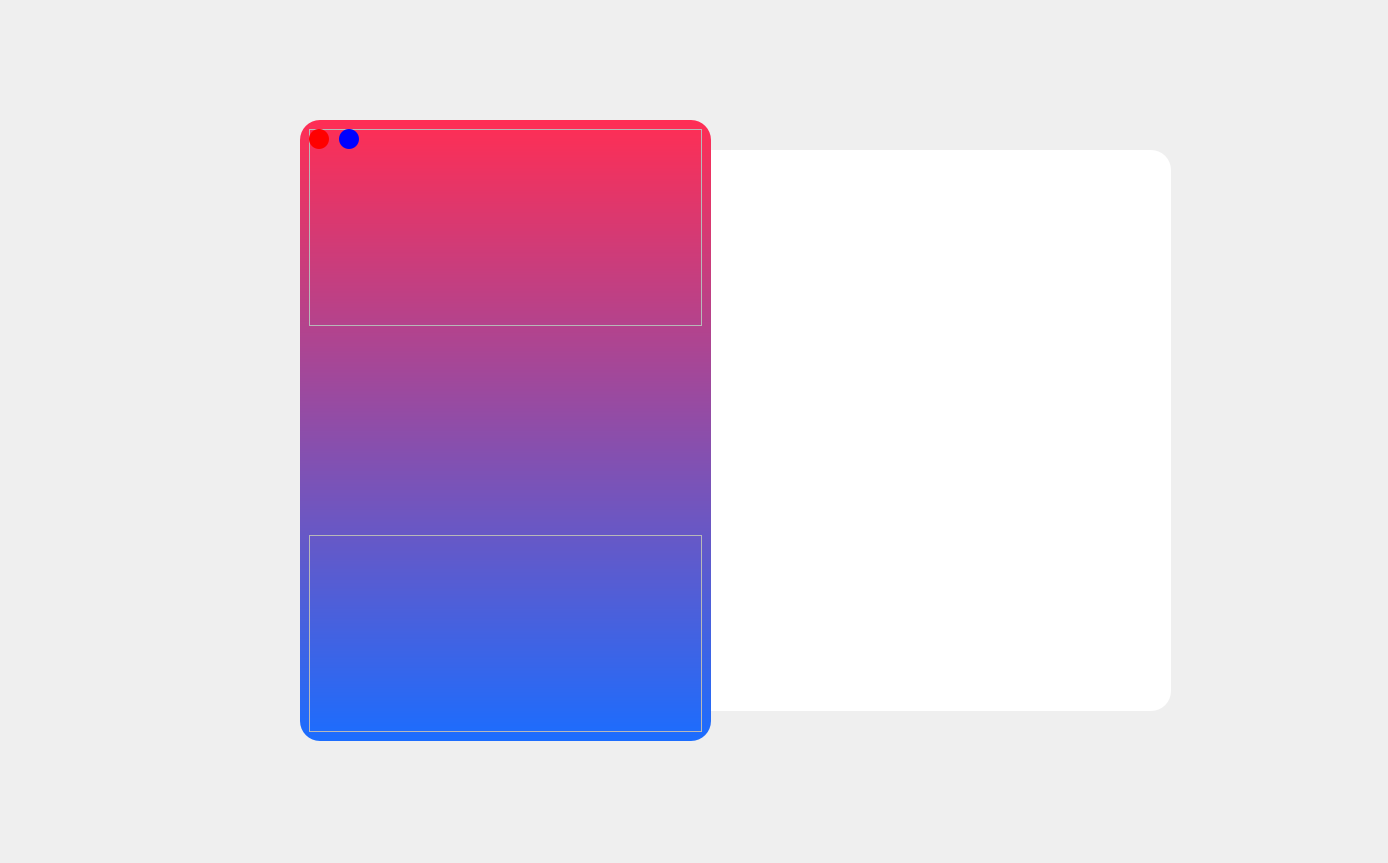
First picture: the form in UI/MainWindow_Login.ui, repository FHYQ-Dong/Mind-King, before the edit.
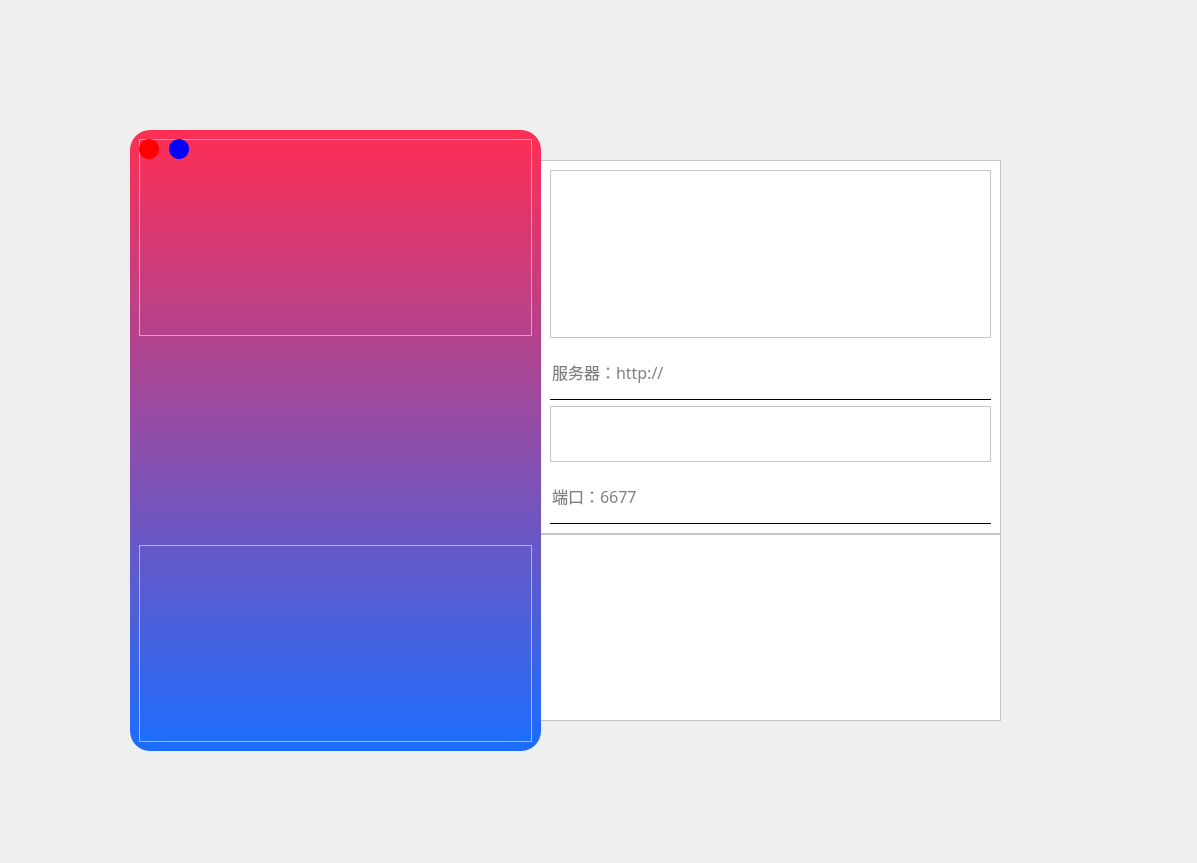
Second picture: the form after the edit. Icons and pictures are not drawn.

What changed in the file:
```diff
--- a/UI/MainWindow_Login.ui
+++ b/UI/MainWindow_Login.ui
@@ -6,7 +6,7 @@
    <rect>
     <x>0</x>
     <y>0</y>
-    <width>1388</width>
+    <width>1197</width>
     <height>863</height>
    </rect>
   </property>
@@ -23,8 +23,8 @@
    <widget class="QFrame" name="MainWindow_Login_Frame_Left">
     <property name="geometry">
      <rect>
-      <x>300</x>
-      <y>120</y>
+      <x>130</x>
+      <y>130</y>
       <width>411</width>
       <height>621</height>
      </rect>
@@ -129,8 +129,8 @@
    <widget class="QFrame" name="MainWindow_Login_Frame_Right">
     <property name="geometry">
      <rect>
-      <x>710</x>
-      <y>150</y>
+      <x>540</x>
+      <y>160</y>
       <width>461</width>
       <height>561</height>
      </rect>
@@ -173,6 +173,178 @@
      <property name="bottomMargin">
       <number>0</number>
      </property>
+     <item>
+      <widget class="QStackedWidget" name="stackedWidget">
+       <property name="sizePolicy">
+        <sizepolicy hsizetype="Preferred" vsizetype="Expanding">
+         <horstretch>0</horstretch>
+         <verstretch>0</verstretch>
+        </sizepolicy>
+       </property>
+       <property name="minimumSize">
+        <size>
+         <width>461</width>
+         <height>561</height>
+        </size>
+       </property>
+       <property name="styleSheet">
+        <string notr="true">background-color: rgb(255, 255, 255);</string>
+       </property>
+       <property name="currentIndex">
+        <number>0</number>
+       </property>
+       <widget class="QWidget" name="Page_Server">
+        <layout class="QVBoxLayout" name="verticalLayout_3">
+         <property name="spacing">
+          <number>0</number>
+         </property>
+         <property name="leftMargin">
+          <number>0</number>
+         </property>
+         <property name="topMargin">
+          <number>0</number>
+         </property>
+         <property name="rightMargin">
+          <number>0</number>
+         </property>
+         <property name="bottomMargin">
+          <number>0</number>
+         </property>
+         <item>
+          <widget class="QFrame" name="frame">
+           <property name="sizePolicy">
+            <sizepolicy hsizetype="Preferred" vsizetype="Expanding">
+             <horstretch>0</horstretch>
+             <verstretch>2</verstretch>
+            </sizepolicy>
+           </property>
+           <property name="styleSheet">
+            <string notr="true">QLineEdit{
+	border: none;
+	border-bottom: 1px solid black
+}</string>
+           </property>
+           <property name="frameShape">
+            <enum>QFrame::StyledPanel</enum>
+           </property>
+           <property name="frameShadow">
+            <enum>QFrame::Raised</enum>
+           </property>
+           <layout class="QVBoxLayout" name="verticalLayout_4">
+            <item>
+             <widget class="QFrame" name="frame_5">
+              <property name="sizePolicy">
+               <sizepolicy hsizetype="Preferred" vsizetype="Expanding">
+                <horstretch>0</horstretch>
+                <verstretch>3</verstretch>
+               </sizepolicy>
+              </property>
+              <property name="frameShape">
+               <enum>QFrame::StyledPanel</enum>
+              </property>
+              <property name="frameShadow">
+               <enum>QFrame::Raised</enum>
+              </property>
+             </widget>
+            </item>
+            <item>
+             <widget class="QLineEdit" name="lineEdit_Server_URL">
+              <property name="sizePolicy">
+               <sizepolicy hsizetype="Expanding" vsizetype="Expanding">
+                <horstretch>0</horstretch>
+                <verstretch>1</verstretch>
+               </sizepolicy>
+              </property>
+              <property name="font">
+               <font>
+                <family>宋体</family>
+                <pointsize>12</pointsize>
+               </font>
+              </property>
+              <property name="placeholderText">
+               <string>服务器：http://</string>
+              </property>
+             </widget>
+            </item>
+            <item>
+             <widget class="QFrame" name="frame_7">
+              <property name="sizePolicy">
+               <sizepolicy hsizetype="Preferred" vsizetype="Expanding">
+                <horstretch>0</horstretch>
+                <verstretch>1</verstretch>
+               </sizepolicy>
+              </property>
+              <property name="frameShape">
+               <enum>QFrame::StyledPanel</enum>
+              </property>
+              <property name="frameShadow">
+               <enum>QFrame::Raised</enum>
+              </property>
+             </widget>
+            </item>
+            <item>
+             <widget class="QLineEdit" name="lineEdit_Server_Port">
+              <property name="sizePolicy">
+               <sizepolicy hsizetype="Expanding" vsizetype="Expanding">
+                <horstretch>0</horstretch>
+                <verstretch>1</verstretch>
+               </sizepolicy>
+              </property>
+              <property name="font">
+               <font>
+                <family>宋体</family>
+                <pointsize>12</pointsize>
+               </font>
+              </property>
+              <property name="placeholderText">
+               <string>端口：6677</string>
+              </property>
+             </widget>
+            </item>
+           </layout>
+          </widget>
+         </item>
+         <item>
+          <widget class="QFrame" name="frame_4">
+           <property name="sizePolicy">
+            <sizepolicy hsizetype="Preferred" vsizetype="Expanding">
+             <horstretch>0</horstretch>
+             <verstretch>1</verstretch>
+            </sizepolicy>
+           </property>
+           <property name="frameShape">
+            <enum>QFrame::StyledPanel</enum>
+           </property>
+           <property name="frameShadow">
+            <enum>QFrame::Raised</enum>
+           </property>
+           <widget class="QPushButton" name="pushButton_Server_Sure">
+            <property name="geometry">
+             <rect>
+              <x>332</x>
+              <y>0</y>
+              <width>121</width>
+              <height>31</height>
+             </rect>
+            </property>
+            <property name="styleSheet">
+             <string notr="true">image: url(:/img/resource/next.png);</string>
+            </property>
+            <property name="text">
+             <string/>
+            </property>
+            <property name="flat">
+             <bool>true</bool>
+            </property>
+           </widget>
+          </widget>
+         </item>
+        </layout>
+       </widget>
+       <widget class="QWidget" name="Page_Login"/>
+       <widget class="QWidget" name="Page_Register"/>
+      </widget>
+     </item>
     </layout>
    </widget>
    <zorder>MainWindow_Login_Frame_Right</zorder>
```
Left out of the diff: 10 changed lines with no effect on the pictures.
